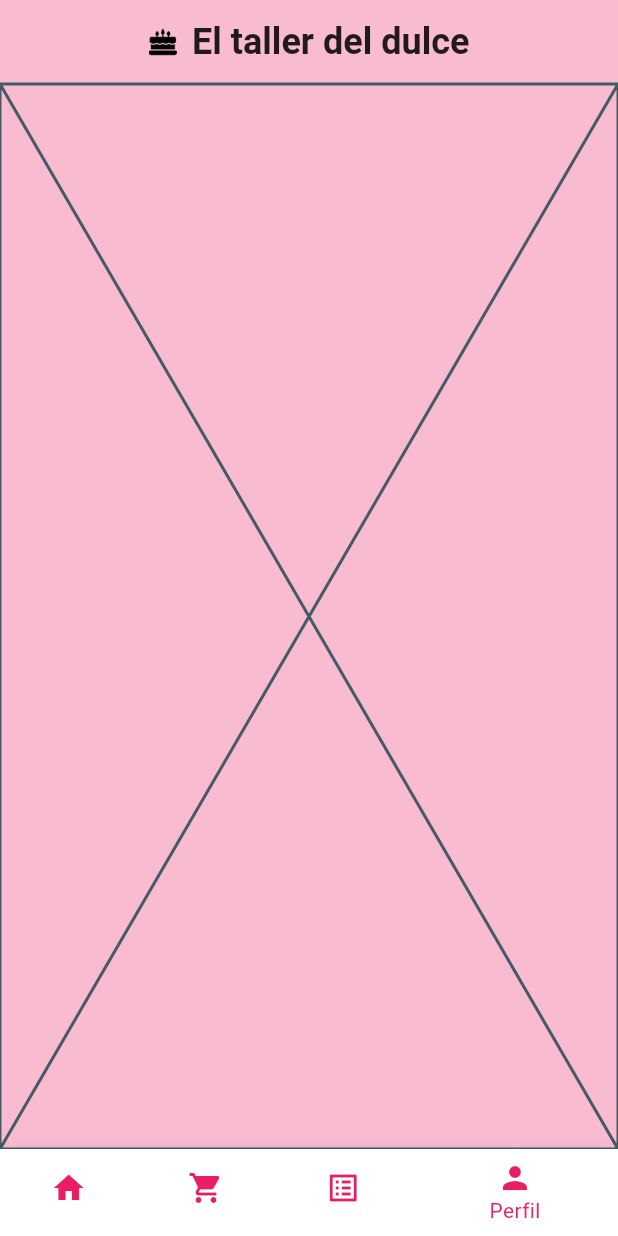
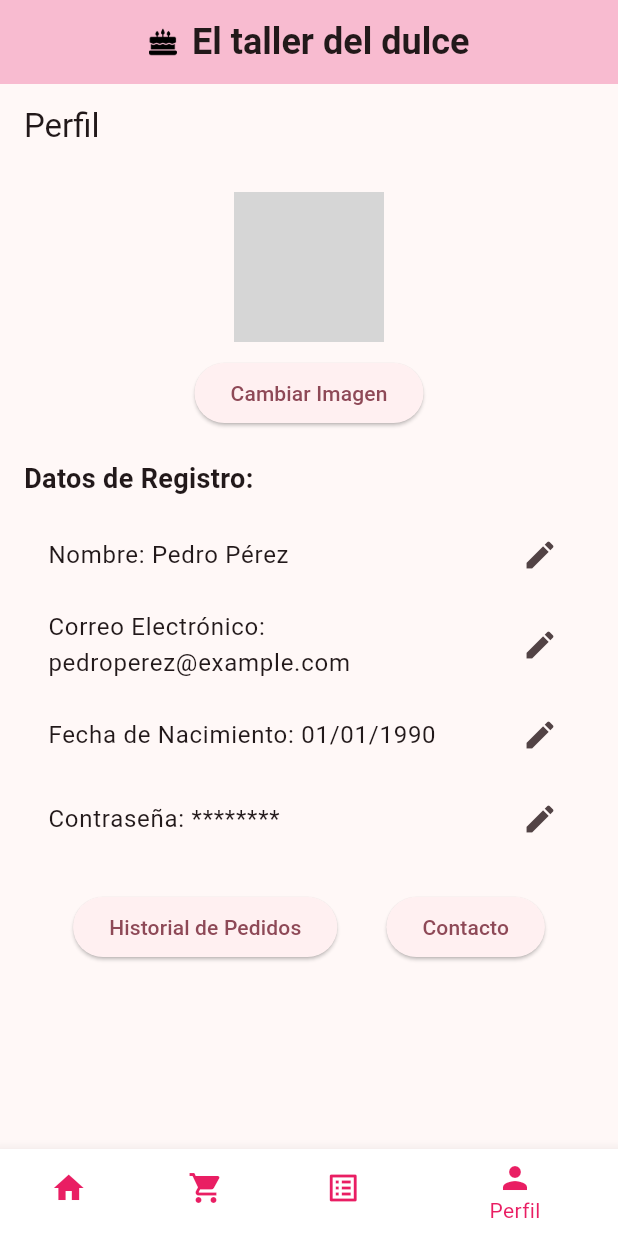
Before and after one commit to ProyectoFinal2024Moviles/el_taller_del_dulce, a Flutter app: the screen it shows after launch, item 4 of the bottom bar chosen, on a phone screen of 412 x 824 dp. Run offline on Flutter 3.47's test engine with Material 3 defaults, Android fonts, the phone set to English and light mode, and no system bars; our stand-ins replace get; network calls fail; grey boxes are pictures that could not be loaded.

Commit message:
News Page y Profile Page actualizados

```diff
--- a/lib/main.dart
+++ b/lib/main.dart
@@ -1,3 +1,4 @@
+import 'package:el_taller_del_dulce/pages/home_page.dart';
 import 'package:el_taller_del_dulce/pages/navigation_menu.dart';
 import 'package:el_taller_del_dulce/pages/register_page.dart';
 import 'package:el_taller_del_dulce/pages/types_page.dart';
--- a/lib/pages/profile_page.dart
+++ b/lib/pages/profile_page.dart
@@ -10,6 +10,90 @@ class ProfilePage extends StatefulWidget {
 class _ProfilePageState extends State<ProfilePage> {
   @override
   Widget build(BuildContext context) {
-    return const Placeholder();
+    return Scaffold(
+      appBar: AppBar(
+        title: Text('Perfil'),
+      ),
+      body: Padding(
+        padding: const EdgeInsets.all(16.0),
+        child: Column(
+          crossAxisAlignment: CrossAxisAlignment.start,
+          children: [
+            Center(
+              child: Column(
+                children: [
+                  CircleAvatar(
+                    radius: 50,
+                    backgroundImage: NetworkImage(
+                        'https://via.placeholder.com/150'), // Coloca la URL de la imagen del usuario aquí
+                  ),
+                  SizedBox(height: 10),
+                  ElevatedButton(
+                    onPressed: () {
+                      // Lógica para cambiar la imagen
+                    },
+                    child: Text('Cambiar Imagen'),
+                  ),
+                ],
+              ),
+            ),
+            SizedBox(height: 20),
+            Text(
+              'Datos de Registro:',
+              style: TextStyle(fontSize: 18, fontWeight: FontWeight.bold),
+            ),
+            SizedBox(height: 10),
+            ListTile(
+              title: Text('Nombre: Pedro Pérez'), // Cambia esto por el nombre del usuario
+              trailing: Icon(Icons.edit), // Icono para editar el nombre
+              onTap: () {
+                // Lógica para editar el nombre
+              },
+            ),
+            ListTile(
+              title: Text(
+                  'Correo Electrónico: pedroperez@example.com'), // Cambia esto por el correo del usuario
+              trailing: Icon(Icons.edit), // Icono para editar el correo
+              onTap: () {
+                // Lógica para editar el correo
+              },
+            ),
+            ListTile(
+              title: Text(
+                  'Fecha de Nacimiento: 01/01/1990'), // Cambia esto por la fecha de nacimiento del usuario
+              trailing: Icon(Icons.edit), // Icono para editar la fecha de nacimiento
+              onTap: () {
+                // Lógica para editar la fecha de nacimiento
+              },
+            ),
+            ListTile(
+              title: Text('Contraseña: ********'), // Cambia esto por la contraseña del usuario
+              trailing: Icon(Icons.edit), // Icono para editar la contraseña
+              onTap: () {
+                // Lógica para editar la contraseña
+              },
+            ),
+            SizedBox(height: 20),
+            Row(
+              mainAxisAlignment: MainAxisAlignment.spaceEvenly,
+              children: [
+                ElevatedButton(
+                  onPressed: () {
+                    // Lógica para el historial de pedidos
+                  },
+                  child: Text('Historial de Pedidos'),
+                ),
+                ElevatedButton(
+                  onPressed: () {
+                    // Lógica para el contacto
+                  },
+                  child: Text('Contacto'),
+                ),
+              ],
+            ),
+          ],
+        ),
+      ),
+    );
   }
 }
```
Also changed, not shown: lib/pages/news_page.dart (+68 -1 lines).
